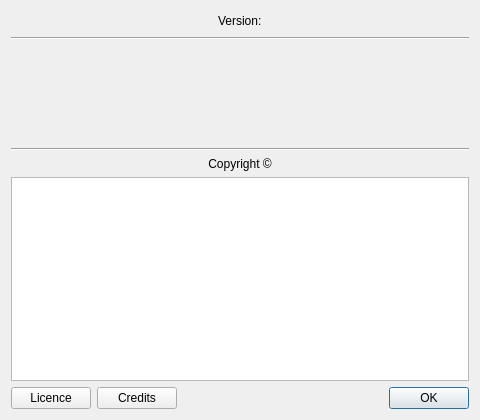
The window that src/gui/ui/dlg_about.ui (psakar/datovka) describes before a commit, drawn with Qt 5.
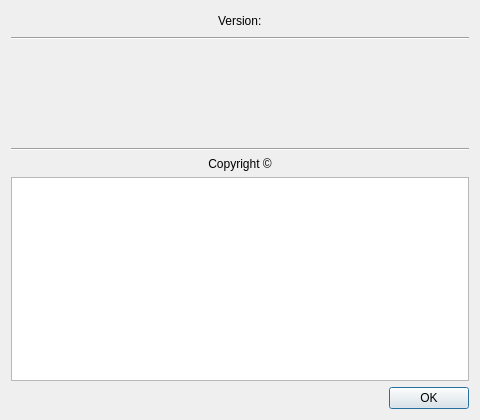
The same window after the commit.

Commit message: Information about the authors cannot be viewed from the application.

```diff
--- a/src/gui/ui/dlg_about.ui
+++ b/src/gui/ui/dlg_about.ui
@@ -118,20 +118,6 @@
    </item>
    <item>
     <layout class="QHBoxLayout" name="horizontalLayout">
-     <item>
-      <widget class="QPushButton" name="pushButtonLicence">
-       <property name="text">
-        <string>Licence</string>
-       </property>
-      </widget>
-     </item>
-     <item>
-      <widget class="QPushButton" name="pushButtonCredits">
-       <property name="text">
-        <string>Credits</string>
-       </property>
-      </widget>
-     </item>
      <item>
       <spacer name="horizontalSpacer">
        <property name="orientation">
```
The commit also changes 4 other files.
